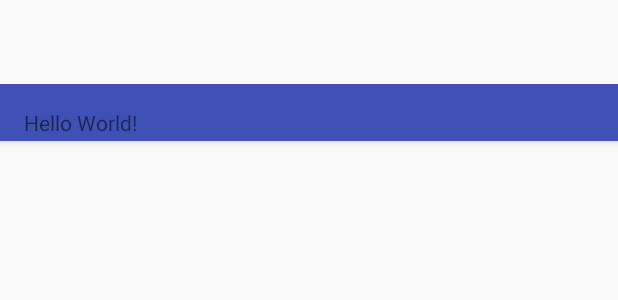
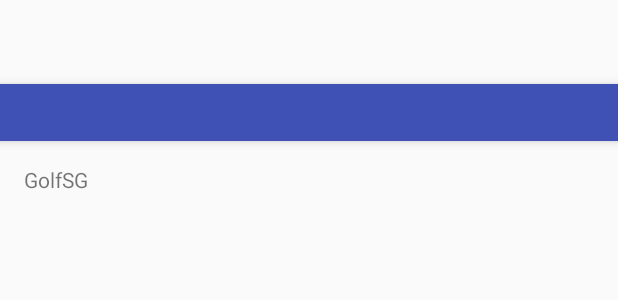
Before and after one commit to SeanMcA/GolfApp, an Android app: the layout activity_main.xml on its own in the app's theme, with its tools: preview values and no code run, on a phone screen of 412 x 824 dp. Shown: the top 300 px of the screen. Run offline under Robolectric (Android 15) with nearby library versions, the phone set to English and light mode, and no system bars.

Commit message:
Extracted toolbar to it's own file.

```diff
--- a/GolfSG/app/src/main/res/layout/activity_main.xml
+++ b/GolfSG/app/src/main/res/layout/activity_main.xml
@@ -1,30 +1,13 @@
 <?xml version="1.0" encoding="utf-8"?>
-<android.support.design.widget.CoordinatorLayout xmlns:android="http://schemas.android.com/apk/res/android"
-    xmlns:app="http://schemas.android.com/apk/res-auto"
+<android.support.design.widget.CoordinatorLayout
+    xmlns:android="http://schemas.android.com/apk/res/android"
     xmlns:tools="http://schemas.android.com/tools"
     android:layout_width="match_parent"
     android:layout_height="match_parent"
     android:fitsSystemWindows="true"
     tools:context="com.example.sitting_room.golfsg.MainActivity">
 
-    <!--<android.support.design.widget.AppBarLayout-->
-        <!--android:layout_width="match_parent"-->
-        <!--android:layout_height="38dp"-->
-        <!--android:theme="@style/AppTheme.AppBarOverlay">-->
-
-        <!--<android.support.v7.widget.Toolbar-->
-            <!--android:id="@+id/toolbar"-->
-            <!--android:layout_width="match_parent"-->
-            <!--android:layout_height="match_parent"-->
-            <!--android:background="?attr/colorPrimary"-->
-            <!--app:popupTheme="@style/AppTheme.PopupOverlay" />-->
-
-    <!--</android.support.design.widget.AppBarLayout>-->
-
     <include layout="@layout/toolbar"/>
-
-    <include layout="@layout/content_main" />
-
-
+    <include layout="@layout/content_main"/>
 
 </android.support.design.widget.CoordinatorLayout>
--- a/GolfSG/app/src/main/res/layout/content_main.xml
+++ b/GolfSG/app/src/main/res/layout/content_main.xml
@@ -16,5 +16,5 @@
     <TextView
         android:layout_width="wrap_content"
         android:layout_height="wrap_content"
-        android:text="Hello World!" />
+        android:text="@string/app_name" />
 </RelativeLayout>
--- a/GolfSG/app/src/main/res/layout/toolbar.xml
+++ b/GolfSG/app/src/main/res/layout/toolbar.xml
@@ -1,23 +1,12 @@
 <?xml version="1.0" encoding="utf-8"?>
-<LinearLayout xmlns:android="http://schemas.android.com/apk/res/android"
-    xmlns:app="http://schemas.android.com/apk/res-auto"
-    android:orientation="vertical"
+<android.support.design.widget.AppBarLayout
     android:layout_width="match_parent"
-    android:layout_height="match_parent">
-
-
-    <android.support.design.widget.AppBarLayout
-        android:layout_width="match_parent"
-        android:layout_height="38dp"
-        android:theme="@style/AppTheme.AppBarOverlay">
+    android:layout_height="38dp"
+    xmlns:android="http://schemas.android.com/apk/res/android">
 
         <android.support.v7.widget.Toolbar
             android:id="@+id/toolbar"
             android:layout_width="match_parent"
-            android:layout_height="match_parent"
-            android:background="?attr/colorPrimary"
-            app:popupTheme="@style/AppTheme.PopupOverlay" />
+            android:layout_height="match_parent"/>
 
     </android.support.design.widget.AppBarLayout>
-
-</LinearLayout>
```
